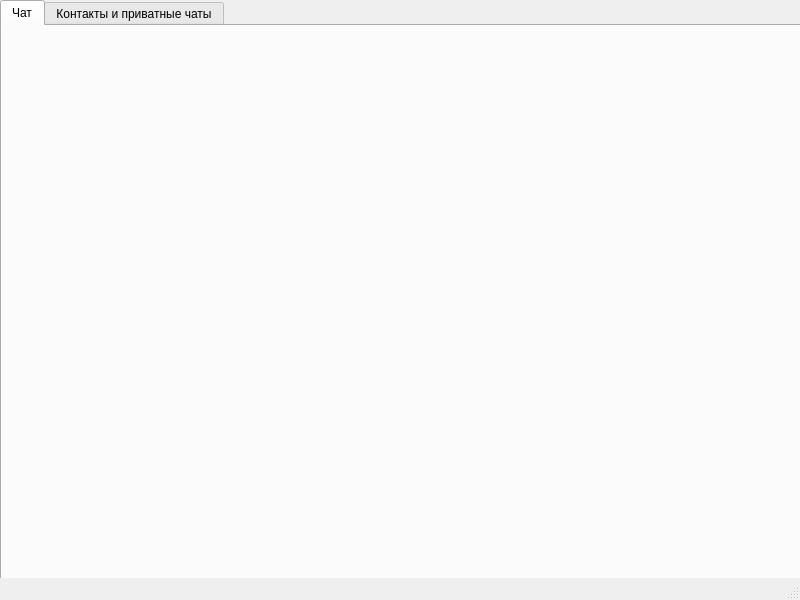
This is client_gui/clientUI.ui in vakhnin/geekbrains-messenger as Qt 5 draws it before an edit. The edited form follows.
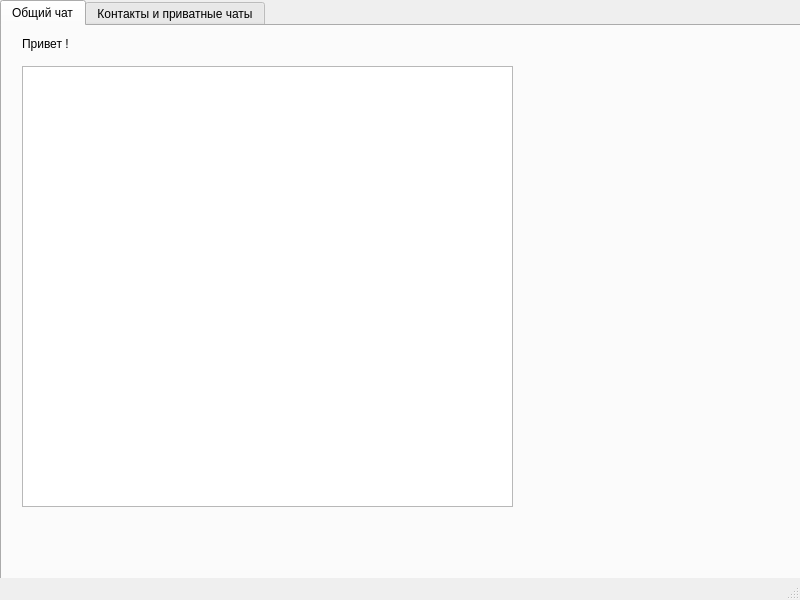
This is the edited form. The open tabs and pages were chosen to show the change.

What changed in the file:
```diff
--- a/client_gui/clientUI.ui
+++ b/client_gui/clientUI.ui
@@ -28,8 +28,31 @@
     </property>
     <widget class="QWidget" name="tab">
      <attribute name="title">
-      <string>Чат</string>
+      <string>Общий чат</string>
      </attribute>
+     <widget class="QLabel" name="clientNameLabel">
+      <property name="geometry">
+       <rect>
+        <x>20</x>
+        <y>10</y>
+        <width>381</width>
+        <height>16</height>
+       </rect>
+      </property>
+      <property name="text">
+       <string>Привет &lt;unknown&gt;!</string>
+      </property>
+     </widget>
+     <widget class="QListWidget" name="commonChatListWidget">
+      <property name="geometry">
+       <rect>
+        <x>20</x>
+        <y>40</y>
+        <width>491</width>
+        <height>441</height>
+       </rect>
+      </property>
+     </widget>
     </widget>
     <widget class="QWidget" name="tab_2">
      <attribute name="title">
```
Left out of the diff: 15 changed lines with no effect on the pictures.
